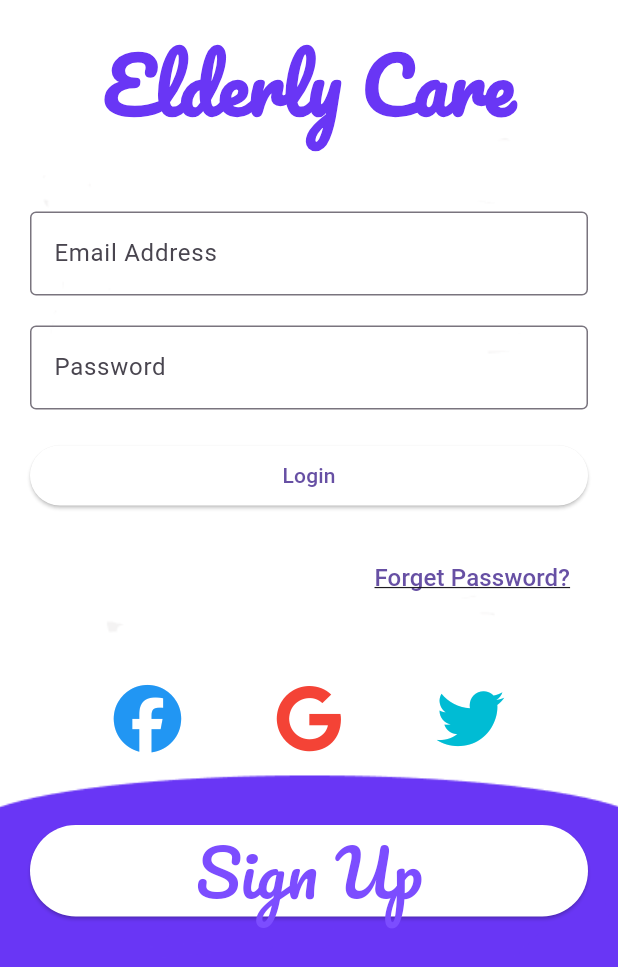
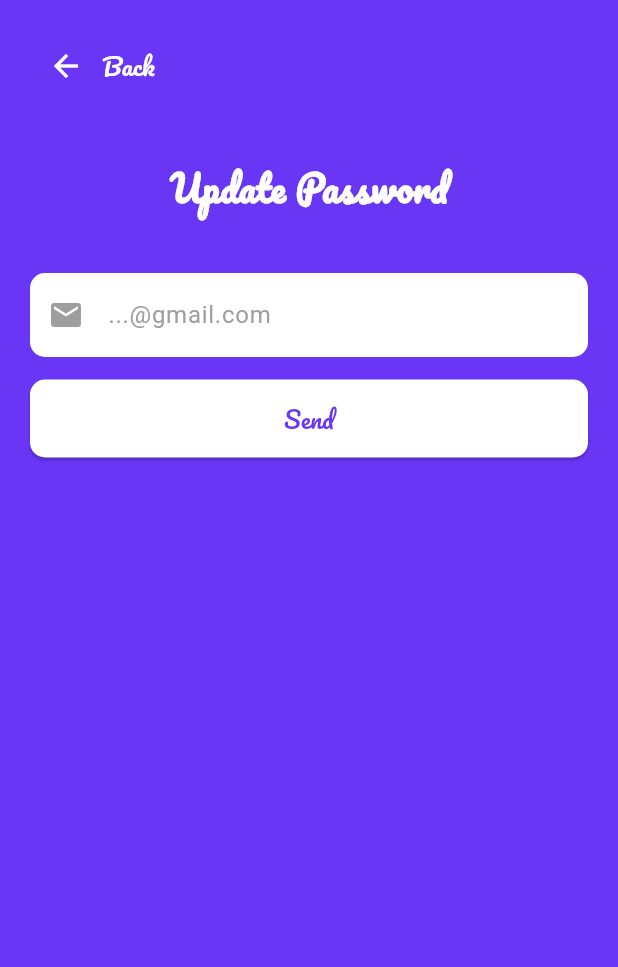
Before and after one commit to mohamed17803/eldercare, a Flutter app: the screen it shows after launch, after a tap on "Forget Password?", on a phone screen of 412 x 824 dp. Shown: the top 967 px of the screen. Run offline on Flutter 3.47's test engine with Material 3 defaults, Android fonts, the phone set to English and light mode, and no system bars; our stand-ins replace font_awesome_flutter.

Commit message:
SCRUM-33 git commit -m "SCRUM-33 <done>"

```diff
--- /dev/null
+++ b/lib/forget_password_screen.dart
@@ -0,0 +1,94 @@
+import 'package:flutter/material.dart';
+import 'login_screen.dart'; // Import the LoginPage
+
+class UpdatePasswordScreen extends StatelessWidget {
+  const UpdatePasswordScreen({super.key});
+
+  @override
+  Widget build(BuildContext context) {
+    return Scaffold(
+      backgroundColor: const Color(0xFF6936F5), // Purple background
+      body: Padding(
+        padding: const EdgeInsets.all(20.0),
+        child: Column(
+          crossAxisAlignment: CrossAxisAlignment.start,
+          children: [
+            Row(
+              children: [
+                IconButton(
+                  icon: const Icon(Icons.arrow_back, color: Colors.white),
+                  onPressed: () {
+                    Navigator.pop(context); // Go back to the previous screen
+                  },
+                ),
+                const Text(
+                  'Back',
+                  style: TextStyle(
+                    color: Colors.white,
+                    fontSize: 16,
+                    fontFamily: "Pacifico",
+                  ),
+                ),
+              ],
+            ),
+            const SizedBox(height: 40), // Space between Back and Update Password
+            const Center(
+              child: Text(
+                'Update Password',
+                style: TextStyle(
+                  color: Colors.white, // Update Password color
+                  fontSize: 24,
+                  fontFamily: "Pacifico",
+                  fontWeight: FontWeight.bold,
+                ),
+              ),
+            ),
+            const SizedBox(height: 20), // Reduce space below Update Password
+            Padding(
+              padding: const EdgeInsets.symmetric(vertical: 20.0), // Adjust vertical padding
+              child: Column(
+                children: [
+                  const TextField(
+                    decoration: InputDecoration(
+                      prefixIcon: Icon(Icons.email, color: Colors.grey), // Email icon
+                      hintText: '...@gmail.com',
+                      hintStyle: TextStyle(color: Colors.grey), // Hint text color
+                      filled: true,
+                      fillColor: Colors.white,
+                      border: OutlineInputBorder(
+                        borderRadius: BorderRadius.all(Radius.circular(10)),
+                        borderSide: BorderSide.none,
+                      ),
+                    ),
+                  ),
+                  const SizedBox(height: 15),
+                  ElevatedButton(
+                    onPressed: () {
+                      // Action for Send button
+                    },
+                    child: const Text(
+                      'Send',
+                      style: TextStyle(
+                        color: Color(0xFF6936F5), // Button text color
+                        fontFamily: "Pacifico",
+                      ),
+                    ),
+                    style: ElevatedButton.styleFrom(
+                      backgroundColor: Colors.white, // Button background color
+                      shape: RoundedRectangleBorder(
+                        borderRadius: BorderRadius.circular(10),
+                      ),
+                      padding: const EdgeInsets.symmetric(vertical: 12),
+                      textStyle: const TextStyle(fontSize: 16),
+                      minimumSize: const Size(double.infinity, 0), // Full width button
+                    ),
+                  ),
+                ],
+              ),
+            ),
+          ],
+        ),
+      ),
+    );
+  }
+}
--- a/lib/login_screen.dart
+++ b/lib/login_screen.dart
@@ -1,6 +1,7 @@
 import 'package:flutter/material.dart';
 import 'package:font_awesome_flutter/font_awesome_flutter.dart';
 import 'signup_screen.dart'; // Import the SignupScreen
+import 'forget_password_screen.dart'; // Import the ForgetPasswordScreen
 
 class LoginPage extends StatelessWidget {
   const LoginPage({super.key});
@@ -67,7 +68,10 @@ class LoginPage extends StatelessWidget {
                       alignment: Alignment.centerRight,
                       child: TextButton(
                         onPressed: () {
-                          // Implement forgot password navigation here
+                          Navigator.push(
+                            context,
+                            MaterialPageRoute(builder: (context) => const UpdatePasswordScreen()),
+                          );
                         },
                         child: const Text(
                           'Forget Password?',
@@ -127,7 +131,7 @@ class LoginPage extends StatelessWidget {
                       ),
                       child: const Text(
                         'Sign Up',
-                        style: TextStyle(
+                          style: TextStyle(
                           fontSize: 43.0,
                           fontFamily: "Pacifico",
                           color: Colors.deepPurpleAccent,
--- a/lib/signup_screen.dart
+++ b/lib/signup_screen.dart
@@ -57,6 +57,7 @@ class _SignUpScreenState extends State<SignUpScreen> {
                     style: TextStyle(
                       color: Colors.white,
                       fontSize: 24,
+                      fontFamily: "Pacifico",
                       fontWeight: FontWeight.bold,
                     ),
                   ),
@@ -173,6 +174,7 @@ class _SignUpScreenState extends State<SignUpScreen> {
                             style: TextStyle(
                               color: Colors.white,
                               fontSize: 18,
+                              fontFamily: "Pacifico",
                             ),
                           ),
                         ),
```
